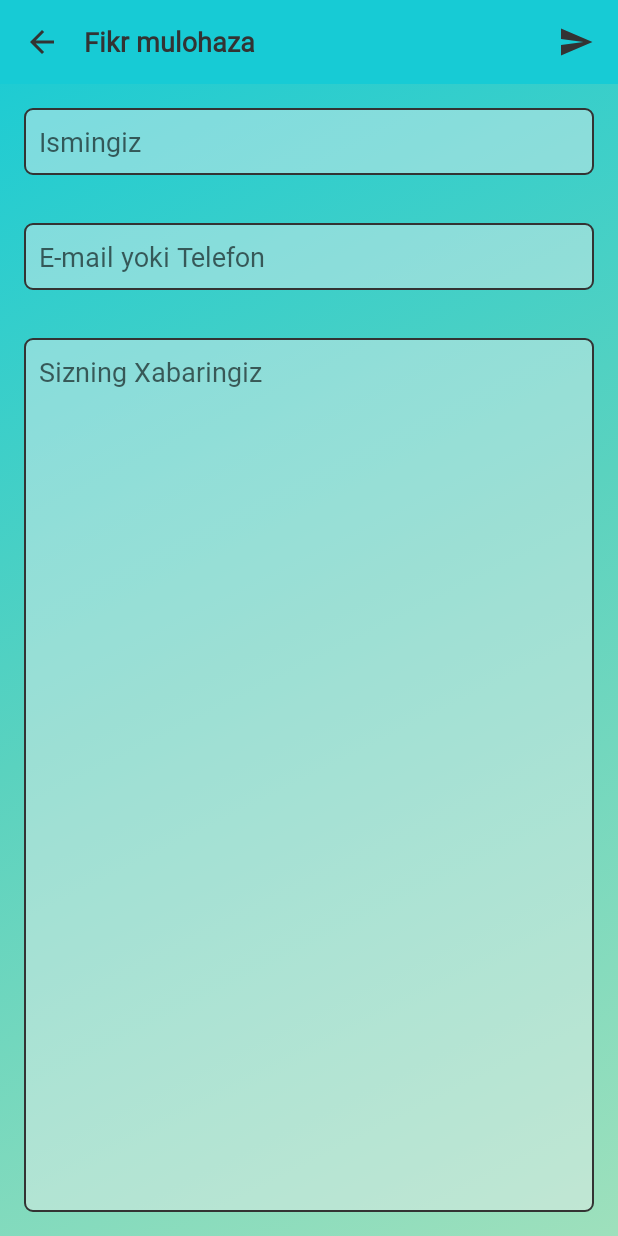
After one commit to Mahmudxon/Currency, an Android app: the layout fragment_feedback.xml on its own in the app's theme, with its tools: preview values and no code run, on a phone screen of 412 x 824 dp. The commit adds this screen. Run offline under Robolectric (Android 15) with nearby library versions, the phone set to English and light mode, and no system bars.

Commit message:
Add Feedback UI

```diff
--- /dev/null
+++ b/app/src/main/java/uz/mahmudxon/currency/ui/feedback/FeedbackFragment.kt
@@ -0,0 +1,11 @@
+package uz.mahmudxon.currency.ui.feedback
+
+import android.view.View
+import uz.mahmudxon.currency.R
+import uz.mahmudxon.currency.ui.base.BaseFragment
+
+class FeedbackFragment : BaseFragment(R.layout.fragment_feedback) {
+    override fun onCreate(view: View) {
+
+    }
+}
--- a/app/src/main/java/uz/mahmudxon/currency/ui/main/MainFragment.kt
+++ b/app/src/main/java/uz/mahmudxon/currency/ui/main/MainFragment.kt
@@ -104,6 +104,7 @@ class MainFragment : BaseFragment(R.layout.fragment_main), DatePickerDialog.OnDa
             R.id.instagram -> openUrlIntent(github)
             R.id.play_store -> openUrlIntent(playStore)
             R.id.twitter -> openUrlIntent(twitter)
+            R.id.feedback -> navController.navigate(R.id.action_mainFragment_to_feedbackFragment)
         }
         binding.drawer.closeDrawer(GravityCompat.START)
         return true
--- /dev/null
+++ b/app/src/main/res/drawable/edit_text_back.xml
@@ -0,0 +1,10 @@
+<?xml version="1.0" encoding="utf-8"?>
+<selector xmlns:android="http://schemas.android.com/apk/res/android">
+    <item>
+        <shape android:shape="rectangle">
+            <corners android:radius="5dp" />
+            <solid android:color="#70EEEEEE"/>
+            <stroke android:width="1dp" android:color="@color/textColor" />
+        </shape>
+    </item>
+</selector>
--- /dev/null
+++ b/app/src/main/res/drawable/ic_baseline_send_24.xml
@@ -0,0 +1,5 @@
+<vector android:autoMirrored="true" android:height="24dp"
+    android:tint="#333333" android:viewportHeight="24"
+    android:viewportWidth="24" android:width="24dp" xmlns:android="http://schemas.android.com/apk/res/android">
+    <path android:fillColor="@android:color/white" android:pathData="M2.01,21L23,12 2.01,3 2,10l15,2 -15,2z"/>
+</vector>
--- /dev/null
+++ b/app/src/main/res/layout/fragment_feedback.xml
@@ -0,0 +1,84 @@
+<?xml version="1.0" encoding="utf-8"?>
+<LinearLayout xmlns:android="http://schemas.android.com/apk/res/android"
+    android:layout_width="match_parent"
+    android:layout_height="match_parent"
+    android:background="@drawable/main_background"
+    android:orientation="vertical">
+
+    <LinearLayout
+        android:layout_width="match_parent"
+        android:layout_height="?actionBarSize"
+        android:background="@color/teal_700"
+        android:gravity="center_vertical"
+        android:orientation="horizontal">
+
+        <ImageView
+            android:id="@+id/cancel"
+            android:layout_width="wrap_content"
+            android:layout_height="match_parent"
+            android:background="?selectableItemBackground"
+            android:padding="16dp"
+            android:src="@drawable/ic_baseline_arrow_back_24" />
+
+        <TextView
+            android:layout_width="0dp"
+            android:layout_height="wrap_content"
+            android:layout_weight="1"
+            android:text="@string/feedback"
+            android:textColor="@color/textColor"
+            android:textSize="18sp"
+            android:textStyle="bold" />
+
+        <ImageView
+            android:id="@+id/send"
+            android:layout_width="wrap_content"
+            android:layout_height="match_parent"
+            android:background="?selectableItemBackground"
+            android:padding="16dp"
+            android:src="@drawable/ic_baseline_send_24" />
+
+    </LinearLayout>
+
+    <EditText
+        android:id="@+id/sender"
+        android:layout_width="match_parent"
+        android:layout_height="wrap_content"
+        android:layout_margin="16dp"
+        android:background="@drawable/edit_text_back"
+        android:hint="@string/your_name"
+        android:inputType="textPersonName"
+        android:maxLength="20"
+        android:padding="10dp"
+        android:textColor="@color/textColor"
+        android:textSize="18sp" />
+
+    <EditText
+        android:id="@+id/contact"
+        android:layout_width="match_parent"
+        android:layout_height="wrap_content"
+        android:layout_margin="16dp"
+        android:background="@drawable/edit_text_back"
+        android:hint="@string/contact"
+        android:inputType="textWebEmailAddress"
+        android:maxLength="20"
+        android:padding="10dp"
+        android:textColor="@color/textColor"
+        android:textSize="18sp" />
+
+    <EditText
+        android:id="@+id/message"
+        android:layout_width="match_parent"
+        android:layout_height="0dp"
+        android:layout_margin="16dp"
+        android:layout_weight="1"
+        android:background="@drawable/edit_text_back"
+        android:gravity="start"
+        android:hint="@string/your_message"
+        android:inputType="textMultiLine"
+        android:maxLength="500"
+        android:padding="10dp"
+        android:textAlignment="textStart"
+        android:textColor="@color/textColor"
+        android:textSize="18sp" />
+
+</LinearLayout>
--- a/app/src/main/res/navigation/nav_graph.xml
+++ b/app/src/main/res/navigation/nav_graph.xml
@@ -24,6 +24,13 @@
             app:exitAnim="@android:anim/fade_out"
             app:popEnterAnim="@android:anim/slide_in_left"
             app:popExitAnim="@android:anim/slide_out_right" />
+        <action
+            android:id="@+id/action_mainFragment_to_feedbackFragment"
+            app:destination="@id/feedbackFragment"
+            app:enterAnim="@android:anim/fade_in"
+            app:exitAnim="@android:anim/fade_out"
+            app:popEnterAnim="@android:anim/slide_in_left"
+            app:popExitAnim="@android:anim/slide_out_right" />
     </fragment>
     <fragment
         android:id="@+id/converterFragment"
@@ -43,4 +50,9 @@
         android:name="uz.mahmudxon.currency.ui.error.ErrorFragment"
         android:label="ErrorFragment"
         tools:layout="@layout/fragment_error" />
+    <fragment
+        android:id="@+id/feedbackFragment"
+        android:name="uz.mahmudxon.currency.ui.feedback.FeedbackFragment"
+        android:label="FeedbackFragment"
+        tools:layout="@layout/fragment_feedback" />
 </navigation>
--- a/app/src/main/res/values/strings.xml
+++ b/app/src/main/res/values/strings.xml
@@ -14,4 +14,7 @@
     <string name="fallow_me_instagram">Biz Instagramda</string>
     <string name="feedback">Fikr mulohaza</string>
     <string name="about_app">Dastur haqida</string>
+    <string name="your_name">Ismingiz</string>
+    <string name="contact">E-mail yoki Telefon</string>
+    <string name="your_message">Sizning Xabaringiz</string>
 </resources>
```
